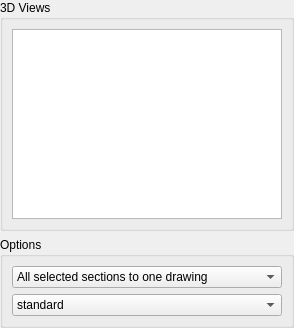
Qt form dialogs/CreateGeneralArrangementDrawing.ui (AtcSoftware/Workbench_Structures) before a commit.
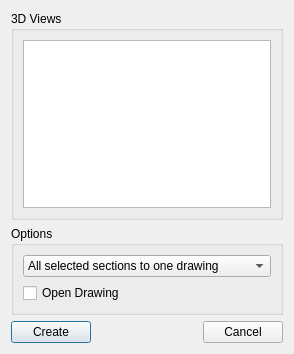
The same form after that commit.

Patch:
```diff
--- a/dialogs/CreateGeneralArrangementDrawing.ui
+++ b/dialogs/CreateGeneralArrangementDrawing.ui
@@ -7,7 +7,7 @@
     <x>0</x>
     <y>0</y>
     <width>294</width>
-    <height>328</height>
+    <height>354</height>
    </rect>
   </property>
   <property name="sizePolicy">
@@ -20,19 +20,7 @@
    <string>Create General Arrangement Drawing</string>
   </property>
   <layout class="QGridLayout" name="gridLayout_3">
-   <property name="leftMargin">
-    <number>0</number>
-   </property>
-   <property name="topMargin">
-    <number>0</number>
-   </property>
-   <property name="rightMargin">
-    <number>0</number>
-   </property>
-   <property name="bottomMargin">
-    <number>0</number>
-   </property>
-   <item row="0" column="0">
+   <item row="0" column="0" colspan="3">
     <widget class="QGroupBox" name="groupBox">
      <property name="title">
       <string>3D Views</string>
@@ -54,7 +42,7 @@
      </layout>
     </widget>
    </item>
-   <item row="1" column="0">
+   <item row="1" column="0" colspan="3">
     <widget class="QGroupBox" name="groupBoxOptions">
      <property name="title">
       <string>Options</string>
@@ -80,17 +68,42 @@
        </widget>
       </item>
       <item row="1" column="0">
-       <widget class="QComboBox" name="comboBoxDrawingProperties">
-        <item>
-         <property name="text">
-          <string>standard</string>
-         </property>
-        </item>
+       <widget class="QCheckBox" name="checkBoxOpenDrawing">
+        <property name="text">
+         <string>Open Drawing</string>
+        </property>
        </widget>
       </item>
      </layout>
     </widget>
    </item>
+   <item row="2" column="0">
+    <widget class="QPushButton" name="pushButtonCreate">
+     <property name="text">
+      <string>Create</string>
+     </property>
+    </widget>
+   </item>
+   <item row="2" column="1">
+    <spacer name="horizontalSpacer">
+     <property name="orientation">
+      <enum>Qt::Horizontal</enum>
+     </property>
+     <property name="sizeHint" stdset="0">
+      <size>
+       <width>40</width>
+       <height>20</height>
+      </size>
+     </property>
+    </spacer>
+   </item>
+   <item row="2" column="2">
+    <widget class="QPushButton" name="pushButtonCancel">
+     <property name="text">
+      <string>Cancel</string>
+     </property>
+    </widget>
+   </item>
   </layout>
  </widget>
  <resources/>
```
Left out of the diff: 11 changed lines with no effect on the pictures.
